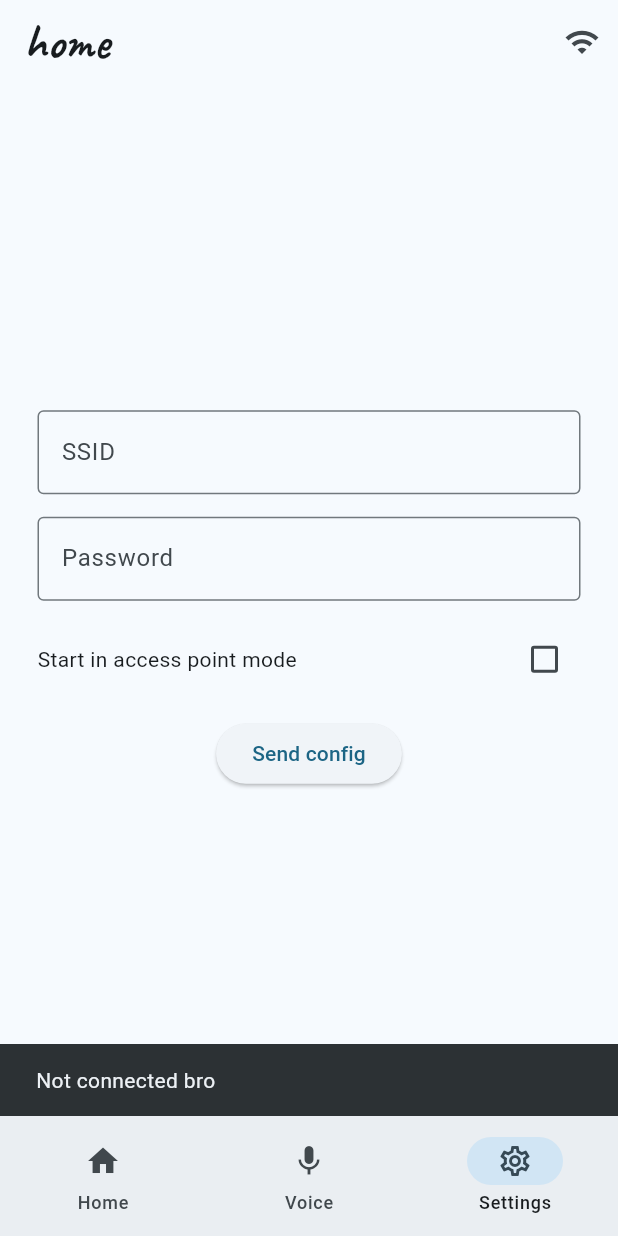
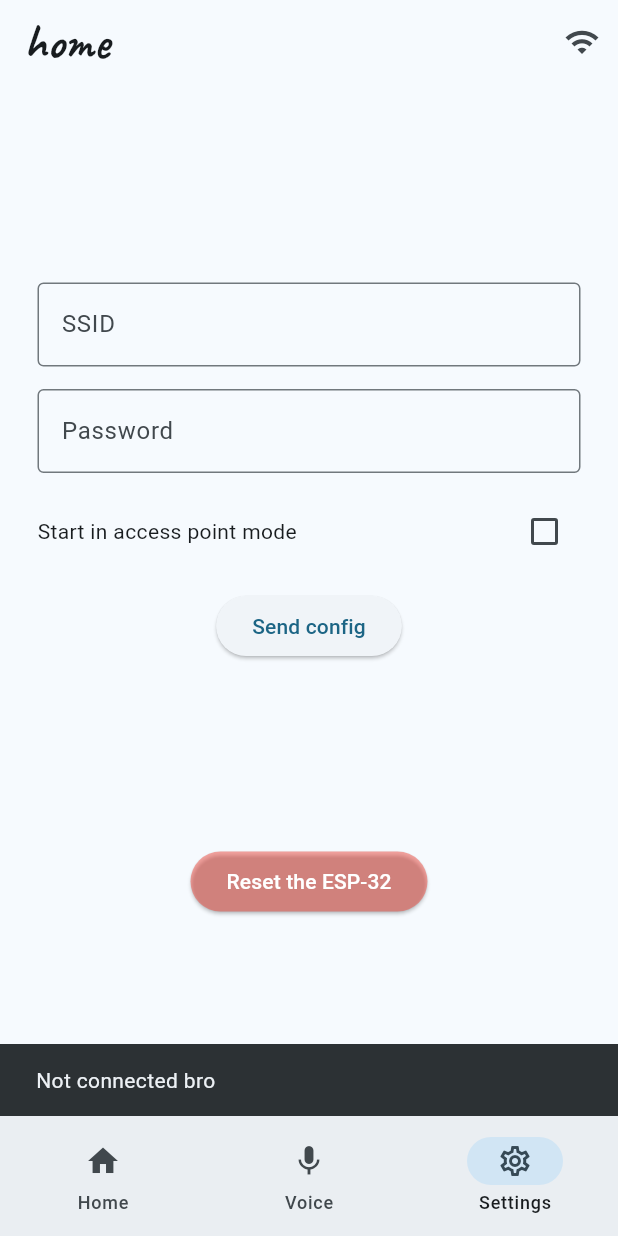
Before and after one commit to VenturaGZAAA/enlatadora_web, a Flutter app: the screen it shows after launch, item 3 of the bottom bar chosen, after a tap on "Send config", on a phone screen of 412 x 824 dp. Run offline on Flutter 3.47's test engine with Material 3 defaults, Android fonts, the light colour scheme and no system bars; our stand-ins replace flutter_dotenv, flutter_riverpod, google_fonts; missing offline and left inert: dart:html, mqtt_client.

Commit message:
Implemented reset request.

```diff
--- a/lib/models/mqtt_client_factory_web.dart
+++ b/lib/models/mqtt_client_factory_web.dart
@@ -7,7 +7,7 @@ import 'package:flutter_dotenv/flutter_dotenv.dart';
 MqttClient createMqttClient(String broker, String clientId, int port) {
   final ipp = html.window.location.hostname;
   final ippe = "192.168.10.100";
-  broker = "ws://$ippe/mqtt";
+  broker = "ws://$ipp/mqtt";
   port = 8080;
 
   return MqttBrowserClient.withPort(broker, clientId, port);
--- a/lib/models/wifi_data.dart
+++ b/lib/models/wifi_data.dart
@@ -4,13 +4,31 @@ part 'wifi_data.g.dart';
 
 @JsonSerializable()
 class WiFiData {
-  const WiFiData({this.ssid = "", this.pass = "",this.start_ap = false});
+  const WiFiData({this.ssid = "", this.pass = "", this.start_ap = false});
+
   final String ssid;
   final String pass;
   final bool start_ap;
 
+  factory WiFiData.fromJson(Map<String, dynamic> json) =>
+      _$WiFiDataFromJson(json);
 
-  factory WiFiData.fromJson(Map<String,dynamic> json) => _$WiFiDataFromJson(json);
+  Map<String, dynamic> toJson() => _$WiFiDataToJson(this);
+}
 
-  Map<String,dynamic> toJson() => _$WiFiDataToJson(this);
+@JsonSerializable()
+class WiFiState {
+  const WiFiState({required this.sta_connected, required this.start_ap});
+
+  final bool start_ap;
+  final bool sta_connected;
+
+  factory WiFiState.fromJson(Map<String, dynamic> json) =>
+      _$WiFiStateFromJson(json);
+
+  Map<String, dynamic> toJson() => _$WiFiStateToJson(this);
+
+  bool isInvalid(){
+    return !start_ap && !sta_connected;
+  }
 }
--- a/lib/screens/home_page.dart
+++ b/lib/screens/home_page.dart
@@ -1,5 +1,9 @@
+import 'dart:convert';
+
+import 'package:enlatadora_web/models/wifi_data.dart';
 import 'package:enlatadora_web/providers/mqtt_riverpod.dart';
 import 'package:enlatadora_web/screens/mqtt_thing_screen.dart';
+import 'package:enlatadora_web/widgets/helpers.dart';
 import 'package:enlatadora_web/widgets/mqtt_config_button.dart';
 import 'package:enlatadora_web/widgets/wifi_config_page.dart';
 import 'package:flutter/foundation.dart';
@@ -19,6 +23,7 @@ class _HomePageState extends MqttThingScreenState<HomePage> {
   late final String ledTopic = "${widget.rootTopico}led";
   late final String readTopic = "${widget.rootTopico}read";
 
+  WiFiState? _wiFiState;
 
   late List<Widget Function()> screens = [
     _dashboardBody,
@@ -45,6 +50,13 @@ class _HomePageState extends MqttThingScreenState<HomePage> {
         }
       });
     }, qos: MqttQos.atMostOnce);
+    mqttNotifier.subscribe("config/wifi/state", (content) {
+      try {
+        setState(() {
+          _wiFiState = WiFiState.fromJson(jsonDecode(content));
+        });
+      } finally {}
+    });
   }
 
   @override
@@ -64,6 +76,9 @@ class _HomePageState extends MqttThingScreenState<HomePage> {
   }
 
   Widget _layout() {
+    if (_wiFiState != null && _wiFiState!.isInvalid()) {
+      _currentScreenIndex = 2;
+    }
     return Scaffold(
       appBar: AppBar(title: Text(super.widget.name), actions: appbarActions),
       body: Center(
@@ -80,6 +95,9 @@ class _HomePageState extends MqttThingScreenState<HomePage> {
           setState(() {
             _currentScreenIndex = index;
           });
+          if (_currentScreenIndex == 2) {
+            _wiFiState = null;
+          }
         },
         destinations: const <Widget>[
           NavigationDestination(
@@ -134,10 +152,40 @@ class _HomePageState extends MqttThingScreenState<HomePage> {
     return Center(child: const Text("T.B.D"));
   }
 
+  Widget _configBody() {
+    return Column(
+      crossAxisAlignment: CrossAxisAlignment.center,
+      mainAxisSize: MainAxisSize.max,
+      mainAxisAlignment: MainAxisAlignment.spaceEvenly,
+      spacing: 15,
+      children: [WifiConfigPage(), _resetButton()],
+    );
+  }
 
+  Widget _resetButton() {
+    return ElevatedButton(
+      style: ElevatedButton.styleFrom(
+        backgroundColor: const Color.fromARGB(117, 244, 67, 54),
+        foregroundColor: Colors.white,
 
-  Widget _configBody() {
-    return WifiConfigPage();
+      ).merge(Theme.of(context).elevatedButtonTheme.style),
+      onPressed: () async {
+        bool reset = await showConfirmDialog(
+          context,
+          title: "Reset the ESP32?",
+        );
+        if (reset) {
+          mqttNotifier.publish("admin/reset/request", "1");
+          if (mounted) {
+            ScaffoldMessenger.maybeOf(
+              context,
+            )?.showSnackBar(SnackBar(content: Text("Reset request sent")));
+          }
+        }
+
+      },
+      child: Text("Reset the ESP-32"),
+    );
   }
 }
 
--- a/lib/widgets/wifi_config_page.dart
+++ b/lib/widgets/wifi_config_page.dart
@@ -42,9 +42,10 @@ class WifiConfigPageState extends ConsumerState<WifiConfigPage> {
   }
 
   void _publishWiFiData(WiFiData data, String message) {
+    const encoder = JsonEncoder.withIndent('  ');
     mqttNotifier.publish(
       "config/wifi/data",
-      jsonEncode(data),
+      encoder.convert(data),
       qos: MqttQos.exactlyOnce,
     );
 
@@ -81,11 +82,10 @@ class WifiConfigPageState extends ConsumerState<WifiConfigPage> {
 
     // Validate SSID
     if (_ssidController.text.isEmpty) {
-      await showErrorDialog(
-        context,
-        title: "SSID can not be empty!",
-        confirmText: "Go back",
-      );
+      final bool restoreSTA = await showConfirmDialog(context, title: "Do you wan to restore the stored wifi credentials?");
+      if (restoreSTA) {
+        _publishWiFiData(WiFiData(start_ap: false),"WiFi credentials restored!");
+      }
       return;
     }
 
```
Also changed, not shown: lib/models/wifi_data.g.dart, pubspec.lock.
